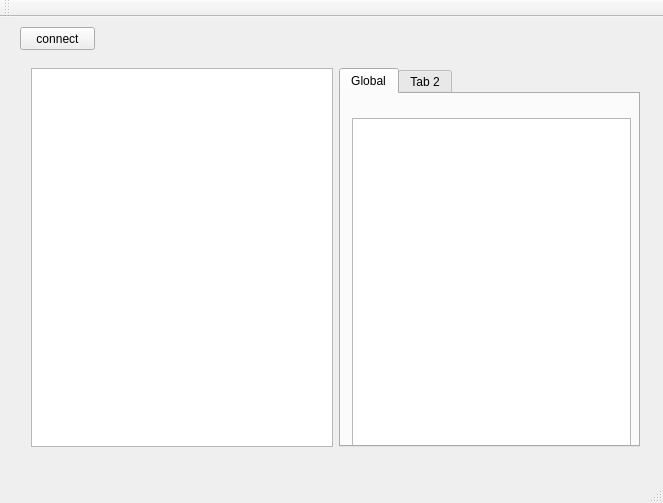
The window that src/controller/maincontrollerwindow.ui (qtplatz/qtplatz) describes before a commit, drawn with Qt 5.
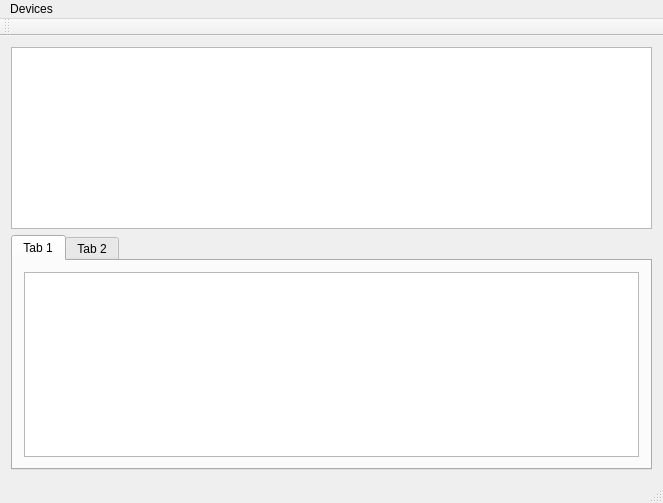
The same window after the commit.

What changed in the file:
```diff
--- a/src/controller/maincontrollerwindow.ui
+++ b/src/controller/maincontrollerwindow.ui
@@ -14,29 +14,7 @@
    <string>MainControllerWindow</string>
   </property>
   <widget class="QWidget" name="centralWidget">
-   <widget class="QPushButton" name="connectButton">
-    <property name="geometry">
-     <rect>
-      <x>20</x>
-      <y>10</y>
-      <width>75</width>
-      <height>23</height>
-     </rect>
-    </property>
-    <property name="text">
-     <string>connect</string>
-    </property>
-   </widget>
-   <widget class="QWidget" name="horizontalLayoutWidget">
-    <property name="geometry">
-     <rect>
-      <x>20</x>
-      <y>40</y>
-      <width>631</width>
-      <height>401</height>
-     </rect>
-    </property>
-    <layout class="QHBoxLayout" name="horizontalLayout">
+   <layout class="QVBoxLayout" name="verticalLayout">
      <item>
       <widget class="QTreeView" name="treeView"/>
      </item>
@@ -47,33 +25,13 @@
        </property>
        <widget class="QWidget" name="tab">
         <attribute name="title">
-         <string>Global</string>
-        </attribute>
-        <widget class="QWidget" name="verticalLayoutWidget">
-         <property name="geometry">
-          <rect>
-           <x>0</x>
-           <y>13</y>
-           <width>301</width>
-           <height>351</height>
-          </rect>
-         </property>
-         <layout class="QVBoxLayout" name="verticalLayout">
+        <string>Tab 1</string>
+       </attribute>
+       <layout class="QVBoxLayout" name="verticalLayout_2">
           <item>
-           <widget class="QPlainTextEdit" name="plainTextEdit">
-            <property name="maximumSize">
-             <size>
-              <width>291</width>
-              <height>16777215</height>
-             </size>
-            </property>
-            <property name="undoRedoEnabled">
-             <bool>false</bool>
-            </property>
-           </widget>
-          </item>
-         </layout>
-        </widget>
+         <widget class="QPlainTextEdit" name="plainTextEdit"/>
+        </item>
+       </layout>
        </widget>
        <widget class="QWidget" name="tab_2">
         <attribute name="title">
@@ -84,7 +42,6 @@
      </item>
     </layout>
    </widget>
-  </widget>
   <widget class="QMenuBar" name="menuBar">
    <property name="geometry">
     <rect>
@@ -94,6 +51,14 @@
      <height>21</height>
     </rect>
    </property>
+   <widget class="QMenu" name="menuDevices">
+    <property name="title">
+     <string>Devices</string>
+    </property>
+    <addaction name="actionConnect"/>
+    <addaction name="actionDisconnect"/>
+   </widget>
+   <addaction name="menuDevices"/>
   </widget>
   <widget class="QToolBar" name="mainToolBar">
    <attribute name="toolBarArea">
@@ -104,6 +69,16 @@
    </attribute>
   </widget>
   <widget class="QStatusBar" name="statusBar"/>
+  <action name="actionConnect">
+   <property name="text">
+    <string>Connect</string>
+   </property>
+  </action>
+  <action name="actionDisconnect">
+   <property name="text">
+    <string>Disconnect</string>
+   </property>
+  </action>
  </widget>
  <layoutdefault spacing="6" margin="11"/>
  <resources/>
```
Lines whose indentation alone changed are shown as unchanged.
